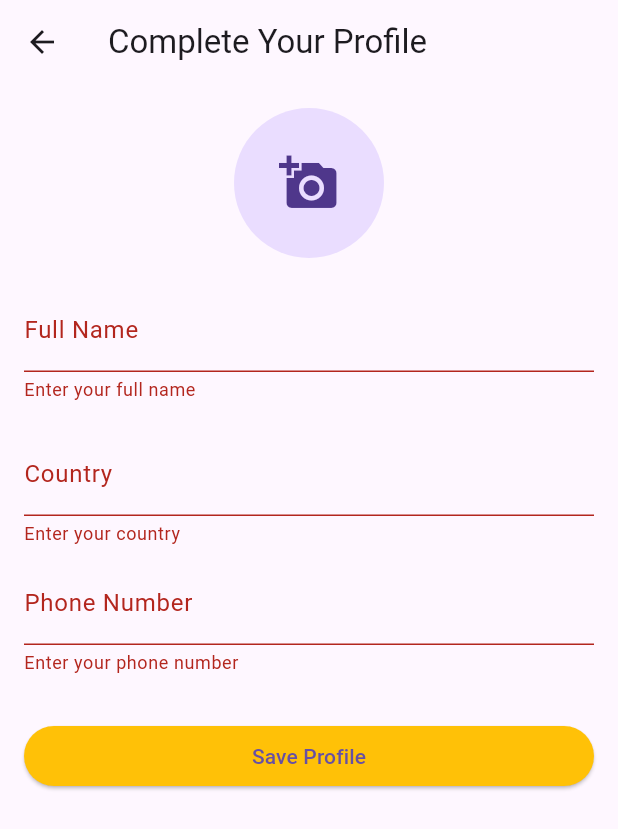
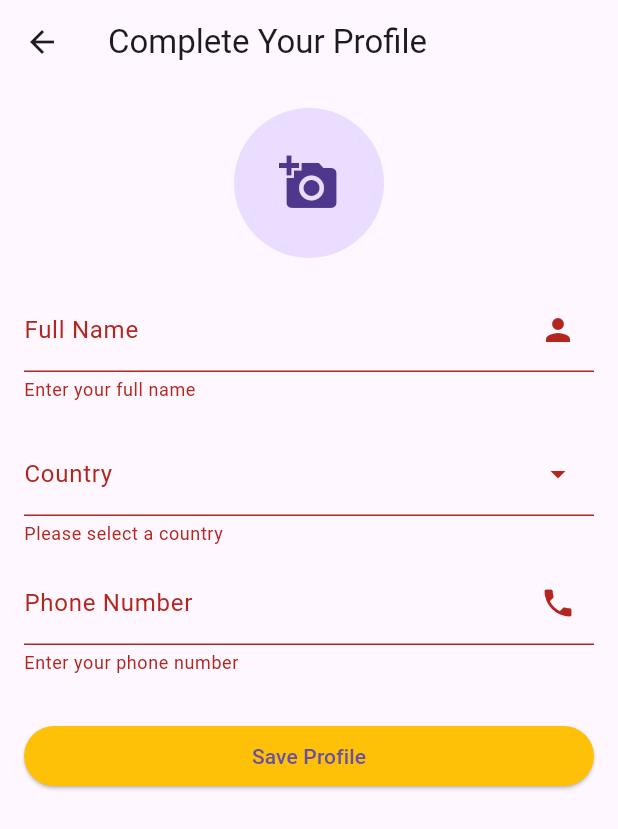
Before and after one commit to Md-LatifurRatul/ShopEase, a Flutter app: the CompleteProfileScreen screen opened directly, after a tap on "Save Profile", on a phone screen of 412 x 824 dp. Shown: the top 829 px of the screen. Run offline on Flutter 3.47's test engine with Material 3 defaults, Android fonts, the phone set to English and light mode, and no system bars; our stand-ins replace cached_network_image, cloud_firestore, country_picker, firebase_auth, firebase_core, image_picker and 1 more; accounts and stored records are empty; generated files the repository leaves out were written again.

Commit message:
add country choice, complete user profile

```diff
--- a/lib/screens/profile/complete_profile_screen.dart
+++ b/lib/screens/profile/complete_profile_screen.dart
@@ -4,6 +4,7 @@ import 'dart:typed_data';
 import 'package:e_commerce_project/controllers/services/firebase_auth_service.dart';
 import 'package:e_commerce_project/controllers/services/user_profile_service.dart';
 import 'package:e_commerce_project/model/user_profile_model.dart';
+import 'package:e_commerce_project/widgets/country_selector_field.dart';
 import 'package:e_commerce_project/widgets/toast_meesage.dart';
 import 'package:flutter/material.dart';
 import 'package:image_picker/image_picker.dart';
@@ -19,7 +20,7 @@ class _CompleteProfileScreenState extends State<CompleteProfileScreen> {
   final _formKey = GlobalKey<FormState>();
 
   final _fullNameController = TextEditingController();
-  final _countryController = TextEditingController();
+  String? _selectedCountry;
   final _phoneController = TextEditingController();
   File? _selectedImage;
   bool _isLoading = false;
@@ -68,7 +69,7 @@ class _CompleteProfileScreenState extends State<CompleteProfileScreen> {
       fullName: _fullNameController.text.trim(),
 
       email: user.email!,
-      country: _countryController.text.trim(),
+      country: _selectedCountry ?? '',
       phoneNumber: _phoneController.text.trim(),
       profileImageUrl: imageUrl,
     );
@@ -112,7 +113,13 @@ class _CompleteProfileScreenState extends State<CompleteProfileScreen> {
               SizedBox(height: 20),
               TextFormField(
                 controller: _fullNameController,
-                decoration: InputDecoration(labelText: 'Full Name'),
+
+                decoration: InputDecoration(
+                  labelText: 'Full Name',
+
+                  suffixIcon: Icon(Icons.person),
+                ),
+
                 validator:
                     (value) =>
                         value == null || value.isEmpty
@@ -120,19 +127,24 @@ class _CompleteProfileScreenState extends State<CompleteProfileScreen> {
                             : null,
               ),
               SizedBox(height: 20),
-              TextFormField(
-                controller: _countryController,
-                decoration: InputDecoration(labelText: 'Country'),
-                validator:
-                    (value) =>
-                        value == null || value.isEmpty
-                            ? "Enter your country"
-                            : null,
+
+              CountrySelectorField(
+                selectedCountry: _selectedCountry,
+                label: "Country",
+                onCountrySelected: (country) {
+                  setState(() {
+                    _selectedCountry = country;
+                  });
+                },
               ),
+
               SizedBox(height: 10),
               TextFormField(
                 controller: _phoneController,
-                decoration: InputDecoration(labelText: 'Phone Number'),
+                decoration: InputDecoration(
+                  labelText: 'Phone Number',
+                  suffixIcon: Icon(Icons.phone),
+                ),
                 validator:
                     (value) =>
                         value == null || value.isEmpty
--- /dev/null
+++ b/lib/widgets/country_selector_field.dart
@@ -0,0 +1,44 @@
+import 'package:country_picker/country_picker.dart';
+import 'package:flutter/material.dart';
+
+class CountrySelectorField extends StatelessWidget {
+  const CountrySelectorField({
+    super.key,
+    this.selectedCountry,
+    required this.onCountrySelected,
+    required this.label,
+  });
+  final String? selectedCountry;
+  final void Function(String country) onCountrySelected;
+  final String label;
+
+  @override
+  Widget build(BuildContext context) {
+    return GestureDetector(
+      onTap: () {
+        showCountryPicker(
+          context: context,
+          showPhoneCode: false,
+          onSelect: (Country country) {
+            onCountrySelected(country.name);
+          },
+        );
+      },
+      child: AbsorbPointer(
+        child: TextFormField(
+          decoration: InputDecoration(
+            labelText: label,
+            hintText: 'Choose your country',
+            suffixIcon: Icon(Icons.arrow_drop_down),
+          ),
+          controller: TextEditingController(text: selectedCountry ?? ''),
+          validator:
+              (value) =>
+                  value == null || value.isEmpty
+                      ? 'Please select a country'
+                      : null,
+        ),
+      ),
+    );
+  }
+}
--- a/pubspec.yaml
+++ b/pubspec.yaml
@@ -35,6 +35,7 @@ dependencies:
   cloud_firestore: ^5.6.6
   supabase_flutter: ^2.9.0
   image_picker: ^1.1.2
+  country_picker: ^2.0.27
 
 dev_dependencies:
   flutter_test:
```
Also changed, not shown: lib/screens/profile/edit_profile_screen.dart (+24 -14 lines), pubspec.lock.
